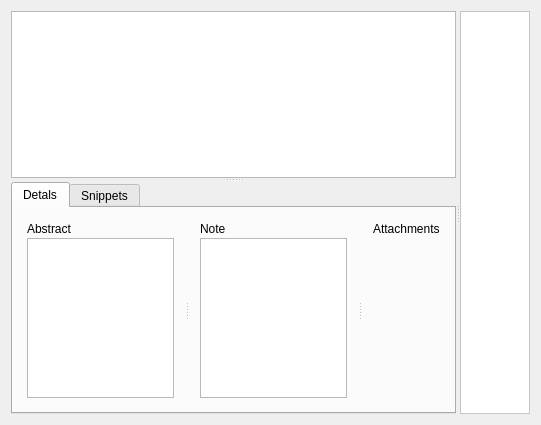
congchenutd/papernet, file PagePapers.ui: the form before one commit.
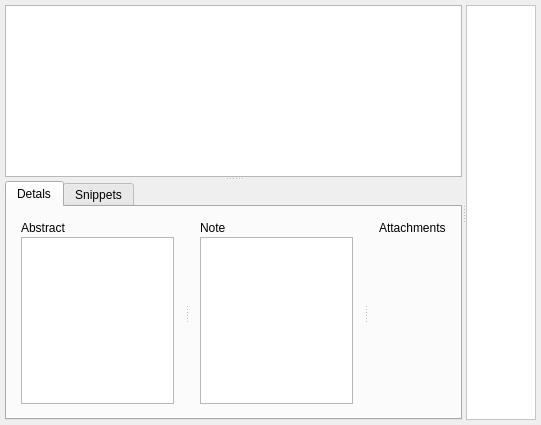
The form after the commit. Custom widgets are drawn as their Qt base class.

The edit to the form file:
```diff
--- a/PagePapers.ui
+++ b/PagePapers.ui
@@ -14,6 +14,9 @@
    <string>PagePapers</string>
   </property>
   <layout class="QHBoxLayout" name="horizontalLayout_2">
+   <property name="margin">
+    <number>5</number>
+   </property>
    <item>
     <widget class="QSplitter" name="splitterHorizontal">
      <property name="orientation">
@@ -229,7 +232,7 @@
          <x>0</x>
          <y>0</y>
          <width>76</width>
-         <height>399</height>
+         <height>413</height>
         </rect>
        </property>
        <layout class="QHBoxLayout" name="horizontalLayout_4">
```
